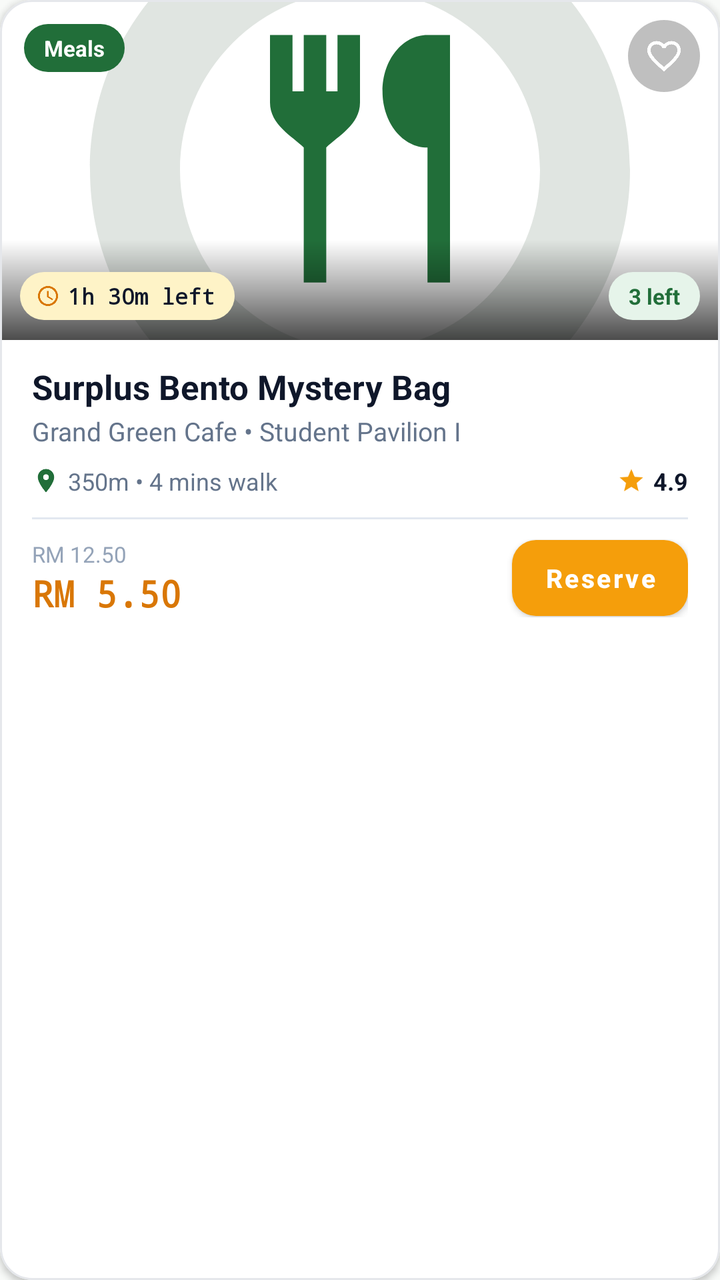
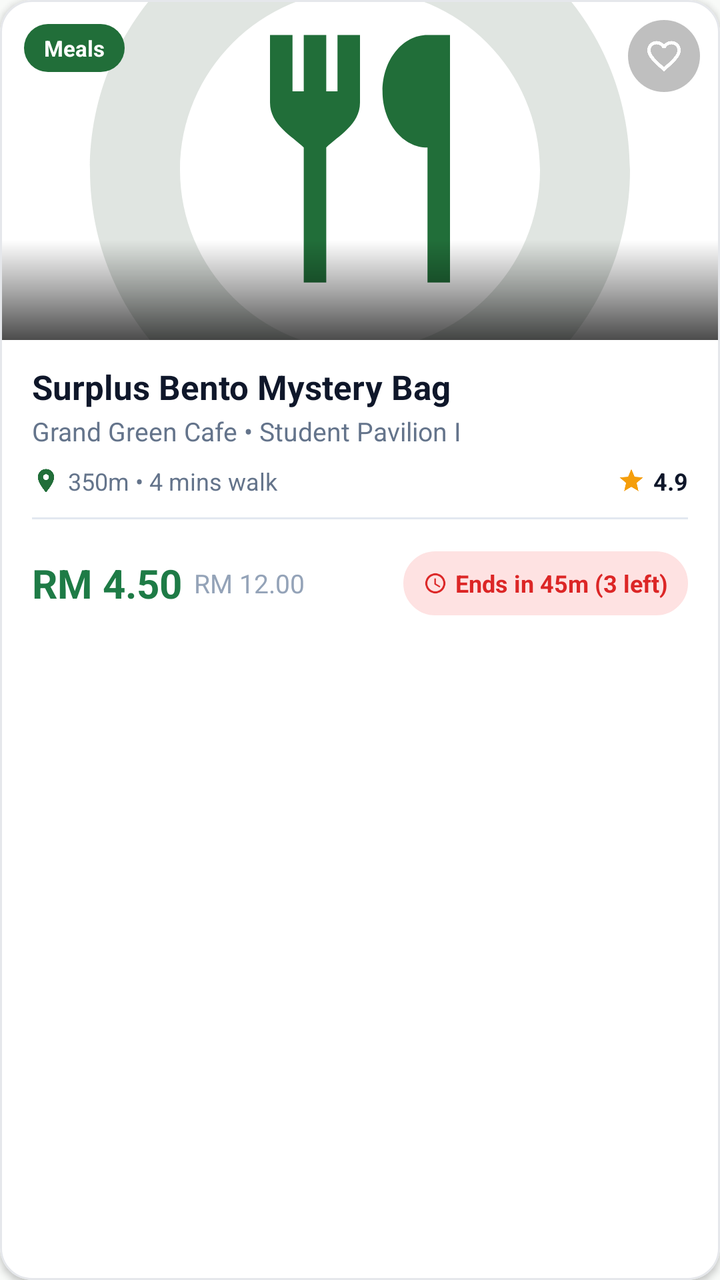

The first picture is an Android layout as it rendered before a commit; the second is the same layout after the commit. The layout source and the unified diff follow.
<!-- AndroidManifest.xml: application theme Theme.MAD_Group13_FoodHero -->
<!-- res/layout/item_listing_card.xml -->
<?xml version="1.0" encoding="utf-8"?>
<com.google.android.material.card.MaterialCardView xmlns:android="http://schemas.android.com/apk/res/android"
    xmlns:app="http://schemas.android.com/apk/res-auto"
    xmlns:tools="http://schemas.android.com/tools"
    style="@style/Widget.FoodHero.Card"
    android:layout_width="match_parent"
    android:layout_height="wrap_content"
    android:layout_marginStart="@dimen/spacing_16"
    android:layout_marginTop="@dimen/spacing_8"
    android:layout_marginEnd="@dimen/spacing_16"
    android:layout_marginBottom="@dimen/spacing_8"
    android:clickable="true"
    android:focusable="true">

    <LinearLayout
        android:layout_width="match_parent"
        android:layout_height="wrap_content"
        android:orientation="vertical">

        
        <FrameLayout
            android:layout_width="match_parent"
            android:layout_height="170dp">

            <ImageView
                android:id="@+id/iv_listing_image"
                android:layout_width="match_parent"
                android:layout_height="match_parent"
                android:contentDescription="@null"
                android:scaleType="centerCrop"
                android:src="@drawable/ic_food_placeholder" />

            
            <View
                android:layout_width="match_parent"
                android:layout_height="50dp"
                android:layout_gravity="bottom"
                android:background="@drawable/bg_gradient_scrim_bottom" />

            
            <TextView
                android:id="@+id/tv_category_badge"
                android:layout_width="wrap_content"
                android:layout_height="24dp"
                android:layout_gravity="top|start"
                android:layout_margin="@dimen/spacing_12"
                android:background="@drawable/bg_badge_pill"
                android:backgroundTint="@color/colorPrimary"
                android:gravity="center"
                android:paddingStart="@dimen/spacing_10"
                android:paddingEnd="@dimen/spacing_10"
                android:text="Meals"
                android:textColor="@color/white"
                android:textSize="11sp"
                android:textStyle="bold" />

            
            <ImageView
                android:id="@+id/btn_favourite"
                android:layout_width="36dp"
                android:layout_height="36dp"
                android:layout_gravity="top|end"
                android:layout_margin="@dimen/spacing_10"
                android:background="@drawable/bg_circle_container"
                android:backgroundTint="@color/scrim_pill_button"
                android:clickable="true"
                android:focusable="true"
                android:padding="8dp"
                android:contentDescription="Favourite"
                android:src="@drawable/ic_heart_outline"
                app:tint="@color/white" />

            
            <LinearLayout
                android:layout_width="wrap_content"
                android:layout_height="24dp"
                android:layout_gravity="bottom|start"
                android:layout_margin="@dimen/spacing_10"
                android:background="@drawable/bg_badge_pill"
                android:backgroundTint="@color/colorAccentContainer"
                android:gravity="center_vertical"
                android:orientation="horizontal"
                android:paddingStart="@dimen/spacing_8"
                android:paddingEnd="@dimen/spacing_10">

                <ImageView
                    android:layout_width="12dp"
                    android:layout_height="12dp"
                    android:contentDescription="@null"
                    android:src="@drawable/ic_clock"
                    app:tint="@color/colorAccentDark" />

                <TextView
                    android:id="@+id/tv_countdown"
                    android:layout_width="wrap_content"
                    android:layout_height="wrap_content"
                    android:layout_marginStart="@dimen/spacing_4"
                    android:fontFamily="monospace"
                    android:text="1h 30m left"
                    android:textColor="@color/colorTextPrimary"
                    android:textSize="11sp"
                    android:textStyle="bold" />
            </LinearLayout>

            
            <TextView
                android:id="@+id/tv_stock_badge"
                android:layout_width="wrap_content"
                android:layout_height="24dp"
                android:layout_gravity="bottom|end"
                android:layout_margin="@dimen/spacing_10"
                android:background="@drawable/bg_badge_pill"
                android:backgroundTint="@color/colorPrimaryContainer"
                android:gravity="center"
                android:paddingStart="@dimen/spacing_10"
                android:paddingEnd="@dimen/spacing_10"
                android:text="3 left"
                android:textColor="@color/colorPrimary"
                android:textSize="11sp"
                android:textStyle="bold" />
        </FrameLayout>

        
        <LinearLayout
            android:layout_width="match_parent"
            android:layout_height="wrap_content"
            android:orientation="vertical"
            android:paddingStart="@dimen/spacing_16"
            android:paddingTop="@dimen/spacing_12"
            android:paddingEnd="@dimen/spacing_16"
            android:paddingBottom="@dimen/spacing_16">

            
            <TextView
                android:id="@+id/tv_listing_title"
                android:layout_width="match_parent"
                android:layout_height="wrap_content"
                android:ellipsize="end"
                android:maxLines="1"
                android:text="Surplus Bento Mystery Bag"
                android:textColor="@color/colorTextPrimary"
                android:textSize="17sp"
                android:textStyle="bold" />

            <TextView
                android:id="@+id/tv_merchant_name"
                android:layout_width="match_parent"
                android:layout_height="wrap_content"
                android:layout_marginTop="2dp"
                android:ellipsize="end"
                android:maxLines="1"
                android:text="Grand Green Cafe • Student Pavilion I"
                android:textColor="@color/colorTextSecondary"
                android:textSize="@dimen/text_size_sub" />

            
            <LinearLayout
                android:layout_width="match_parent"
                android:layout_height="wrap_content"
                android:layout_marginTop="@dimen/spacing_8"
                android:gravity="center_vertical"
                android:orientation="horizontal">

                <ImageView
                    android:layout_width="14dp"
                    android:layout_height="14dp"
                    android:contentDescription="@null"
                    android:src="@drawable/ic_location"
                    app:tint="@color/colorPrimary" />

                <TextView
                    android:id="@+id/tv_distance"
                    android:layout_width="0dp"
                    android:layout_height="wrap_content"
                    android:layout_marginStart="@dimen/spacing_4"
                    android:layout_weight="1"
                    android:text="350m • 4 mins walk"
                    android:textColor="@color/colorTextSecondary"
                    android:textSize="@dimen/text_size_caption" />

                <ImageView
                    android:layout_width="14dp"
                    android:layout_height="14dp"
                    android:contentDescription="@null"
                    android:src="@drawable/ic_star" />

                <TextView
                    android:id="@+id/tv_rating"
                    android:layout_width="wrap_content"
                    android:layout_height="wrap_content"
                    android:layout_marginStart="@dimen/spacing_4"
                    android:text="4.9"
                    android:textColor="@color/colorTextPrimary"
                    android:textSize="@dimen/text_size_caption"
                    android:textStyle="bold" />
            </LinearLayout>

            <View
                android:layout_width="match_parent"
                android:layout_height="1dp"
                android:layout_marginTop="@dimen/spacing_10"
                android:layout_marginBottom="@dimen/spacing_10"
                android:background="@color/colorDivider" />

            
            <LinearLayout
                android:layout_width="match_parent"
                android:layout_height="wrap_content"
                android:gravity="center_vertical"
                android:orientation="horizontal">

                <LinearLayout
                    android:layout_width="0dp"
                    android:layout_height="wrap_content"
                    android:layout_weight="1"
                    android:orientation="vertical">

                    <TextView
                        android:id="@+id/tv_original_price"
                        android:layout_width="wrap_content"
                        android:layout_height="wrap_content"
                        android:text="RM 12.50"
                        android:textColor="@color/colorTextTertiary"
                        android:textSize="11sp" />

                    <TextView
                        android:id="@+id/tv_discounted_price"
                        android:layout_width="wrap_content"
                        android:layout_height="wrap_content"
                        android:fontFamily="monospace"
                        android:text="RM 5.50"
                        android:textColor="@color/colorAccentDark"
                        android:textSize="18sp"
                        android:textStyle="bold" />
                </LinearLayout>

                <com.google.android.material.button.MaterialButton
                    android:id="@+id/btn_reserve"
                    style="@style/Widget.FoodHero.Button.Accent"
                    android:layout_width="wrap_content"
                    android:layout_height="38dp"
                    android:paddingStart="@dimen/spacing_16"
                    android:paddingEnd="@dimen/spacing_16"
                    android:text="Reserve"
                    android:textSize="13sp" />
            </LinearLayout>
        </LinearLayout>
    </LinearLayout>
</com.google.android.material.card.MaterialCardView>
<!-- resources referenced by this layout -->
<resources>
  <color name="colorAccentContainer">#FEF3C7</color>
  <color name="colorAccentDark">#D97706</color>
  <color name="colorDivider">#E2E8F0</color>
  <color name="colorPrimary">#216E39</color>
  <color name="colorPrimaryContainer">#E6F4EA</color>
  <color name="colorTextPrimary">#0F172A</color>
  <color name="colorTextSecondary">#64748B</color>
  <color name="colorTextTertiary">#94A3B8</color>
  <color name="scrim_pill_button">#40000000</color>
  <color name="white">#FFFFFF</color>
  <dimen name="spacing_10">10dp</dimen>
  <dimen name="spacing_12">12dp</dimen>
  <dimen name="spacing_16">16dp</dimen>
  <dimen name="spacing_4">4dp</dimen>
  <dimen name="spacing_8">8dp</dimen>
  <dimen name="text_size_caption">12sp</dimen>
  <dimen name="text_size_sub">13sp</dimen>
  <!-- drawable bg_badge_pill (drawable) -->
  <?xml version="1.0" encoding="utf-8"?>
  <shape xmlns:android="http://schemas.android.com/apk/res/android"
      android:shape="rectangle">
      <corners android:radius="999dp" />
      <solid android:color="@color/colorPrimary" />
  </shape>
  <!-- drawable bg_circle_container (drawable) -->
  <?xml version="1.0" encoding="utf-8"?>
  <shape xmlns:android="http://schemas.android.com/apk/res/android"
      android:shape="oval">
      <solid android:color="@color/colorPrimaryContainer" />
  </shape>
  <!-- drawable bg_gradient_scrim_bottom (drawable) -->
  <?xml version="1.0" encoding="utf-8"?>
  <shape xmlns:android="http://schemas.android.com/apk/res/android">
      <gradient
          android:angle="90"
          android:startColor="#B3000000"
          android:centerColor="#55000000"
          android:endColor="#00000000"
          android:type="linear" />
  </shape>
  <!-- drawable ic_location (drawable) -->
  <vector xmlns:android="http://schemas.android.com/apk/res/android"
      android:width="24dp"
      android:height="24dp"
      android:viewportWidth="24"
      android:viewportHeight="24">
      <path
          android:fillColor="@color/colorPrimary"
          android:pathData="M12,2C8.13,2 5,5.13 5,9c0,5.25 7,13 7,13s7,-7.75 7,-13c0,-3.87 -3.13,-7 -7,-7zm0,9.5c-1.38,0 -2.5,-1.12 -2.5,-2.5s1.12,-2.5 2.5,-2.5 2.5,1.12 2.5,2.5 -1.12,2.5 -2.5,2.5z" />
  </vector>
  <!-- drawable ic_star (drawable) -->
  <vector xmlns:android="http://schemas.android.com/apk/res/android"
      android:width="24dp"
      android:height="24dp"
      android:viewportWidth="24"
      android:viewportHeight="24">
      <path
          android:fillColor="@color/colorAccent"
          android:pathData="M12,17.27L18.18,21l-1.64,-7.03L22,9.24l-7.19,-0.61L12,2 9.19,8.63 2,9.24l5.46,4.73L5.82,21z" />
  </vector>
  <style name="Widget.FoodHero.Button.Accent" parent="Widget.MaterialComponents.Button">
          <item name="backgroundTint">@color/colorAccent</item>
          <item name="android:textColor">@color/white</item>
          <item name="cornerRadius">@dimen/corner_button</item>
          <item name="android:minHeight">@dimen/button_height_primary</item>
          <item name="android:textSize">@dimen/text_size_action</item>
          <item name="android:textStyle">bold</item>
          <item name="android:insetTop">0dp</item>
          <item name="android:insetBottom">0dp</item>
          <item name="elevation">@dimen/elevation_card</item>
          <item name="android:textAllCaps">false</item>
      </style>
  <color name="colorAccent">#F59E0B</color>
  <dimen name="corner_button">12dp</dimen>
  <dimen name="button_height_primary">48dp</dimen>
  <dimen name="text_size_action">15sp</dimen>
  <dimen name="elevation_card">2dp</dimen>
  <dimen name="corner_card">16dp</dimen>
  <color name="colorSurface">#FFFFFF</color>
  <dimen name="elevation_card_elevated">4dp</dimen>
  <color name="colorCardBorder">#E5E7EB</color>
  <color name="colorPrimaryDark">#123C25</color>
  <color name="colorBackground">#F8FAF8</color>
  <color name="colorError">#DC2626</color>
  <!-- unchanged entries left out for length: 5 -->
</resources>

<!-- the commit's change to res/layout/item_listing_card.xml (unified diff, before → after) -->
@@ -76,30 +76,13 @@
                 android:layout_height="24dp"
                 android:layout_gravity="bottom|start"
                 android:layout_margin="@dimen/spacing_10"
-                android:background="@drawable/bg_badge_pill"
-                android:backgroundTint="@color/colorAccentContainer"
-                android:gravity="center_vertical"
-                android:orientation="horizontal"
-                android:paddingStart="@dimen/spacing_8"
-                android:paddingEnd="@dimen/spacing_10">
-
-                <ImageView
-                    android:layout_width="12dp"
-                    android:layout_height="12dp"
-                    android:contentDescription="@null"
-                    android:src="@drawable/ic_clock"
-                    app:tint="@color/colorAccentDark" />
+                android:visibility="gone">
 
                 <TextView
                     android:id="@+id/tv_countdown"
                     android:layout_width="wrap_content"
                     android:layout_height="wrap_content"
-                    android:layout_marginStart="@dimen/spacing_4"
-                    android:fontFamily="monospace"
-                    android:text="1h 30m left"
-                    android:textColor="@color/colorTextPrimary"
-                    android:textSize="11sp"
-                    android:textStyle="bold" />
+                    android:text="1h 30m left" />
             </LinearLayout>
 
             
@@ -109,15 +92,8 @@
                 android:layout_height="24dp"
                 android:layout_gravity="bottom|end"
                 android:layout_margin="@dimen/spacing_10"
-                android:background="@drawable/bg_badge_pill"
-                android:backgroundTint="@color/colorPrimaryContainer"
-                android:gravity="center"
-                android:paddingStart="@dimen/spacing_10"
-                android:paddingEnd="@dimen/spacing_10"
-                android:text="3 left"
-                android:textColor="@color/colorPrimary"
-                android:textSize="11sp"
-                android:textStyle="bold" />
+                android:visibility="gone"
+                android:text="3 left" />
         </FrameLayout>
 
         
@@ -203,47 +179,80 @@
                 android:background="@color/colorDivider" />
 
             
-            <LinearLayout
-                android:layout_width="match_parent"
-                android:layout_height="wrap_content"
-                android:gravity="center_vertical"
-                android:orientation="horizontal">
+            <RelativeLayout
+                android:layout_width="match_parent"
+                android:layout_height="wrap_content"
+                android:layout_marginTop="@dimen/spacing_6">
 
                 <LinearLayout
-                    android:layout_width="0dp"
-                    android:layout_height="wrap_content"
-                    android:layout_weight="1"
-                    android:orientation="vertical">
+                    android:id="@+id/layout_price_group"
+                    android:layout_width="wrap_content"
+                    android:layout_height="wrap_content"
+                    android:layout_alignParentStart="true"
+                    android:layout_centerVertical="true"
+                    android:layout_toStartOf="@id/layout_urgent_pill"
+                    android:gravity="center_vertical"
+                    android:orientation="horizontal">
+
+                    <TextView
+                        android:id="@+id/tv_discounted_price"
+                        android:layout_width="wrap_content"
+                        android:layout_height="wrap_content"
+                        android:singleLine="true"
+                        android:text="RM 4.50"
+                        android:textColor="@color/colorBrandPrice"
+                        android:textSize="20sp"
+                        android:textStyle="bold" />
 
                     <TextView
                         android:id="@+id/tv_original_price"
                         android:layout_width="wrap_content"
                         android:layout_height="wrap_content"
-                        android:text="RM 12.50"
+                        android:layout_marginStart="6dp"
+                        android:singleLine="true"
+                        android:text="RM 12.00"
                         android:textColor="@color/colorTextTertiary"
-                        android:textSize="11sp" />
+                        android:textSize="13sp" />
+                </LinearLayout>
+
+                
+                <LinearLayout
+                    android:id="@+id/layout_urgent_pill"
+                    android:layout_width="wrap_content"
+                    android:layout_height="32dp"
+                    android:layout_alignParentEnd="true"
+                    android:layout_centerVertical="true"
+                    android:background="@drawable/bg_pill_chip_inactive"
+                    android:backgroundTint="@color/colorPillUrgentBg"
+                    android:gravity="center_vertical"
+                    android:orientation="horizontal"
+                    android:paddingHorizontal="10dp">
+
+                    <ImageView
+                        android:layout_width="12dp"
+                        android:layout_height="12dp"
+                        android:src="@drawable/ic_clock"
+                        app:tint="@color/colorPillUrgentText"
+                        android:contentDescription="@null" />
 
                     <TextView
-                        android:id="@+id/tv_discounted_price"
+                        android:id="@+id/tv_urgent_label"
                         android:layout_width="wrap_content"
                         android:layout_height="wrap_content"
-                        android:fontFamily="monospace"
-                        android:text="RM 5.50"
-                        android:textColor="@color/colorAccentDark"
-                        android:textSize="18sp"
+                        android:layout_marginStart="4dp"
+                        android:singleLine="true"
+                        android:text="Ends in 45m (3 left)"
+                        android:textColor="@color/colorPillUrgentText"
+                        android:textSize="12sp"
                         android:textStyle="bold" />
                 </LinearLayout>
 
                 <com.google.android.material.button.MaterialButton
                     android:id="@+id/btn_reserve"
-                    style="@style/Widget.FoodHero.Button.Accent"
-                    android:layout_width="wrap_content"
-                    android:layout_height="38dp"
-                    android:paddingStart="@dimen/spacing_16"
-                    android:paddingEnd="@dimen/spacing_16"
-                    android:text="Reserve"
-                    android:textSize="13sp" />
-            </LinearLayout>
+                    android:layout_width="wrap_content"
+                    android:layout_height="wrap_content"
+                    android:visibility="gone" />
+            </RelativeLayout>
         </LinearLayout>
     </LinearLayout>
 </com.google.android.material.card.MaterialCardView>
<!-- resource entries referenced after the edit -->
@@ -1,10 +1,13 @@
 <!-- resources referenced by this layout -->
 <resources>
+  <color name="colorBrandPrice">#1E7B46</color>
   <color name="colorAccentContainer">#FEF3C7</color>
-  <color name="colorAccentDark">#D97706</color>
   <color name="colorDivider">#E2E8F0</color>
+  <color name="colorPillUrgentBg">#FEE2E2</color>
+  <color name="colorPillUrgentText">#DC2626</color>
   <color name="colorPrimary">#216E39</color>
   <color name="colorPrimaryContainer">#E6F4EA</color>
+  <color name="colorSurfaceVariant">#F1F5F2</color>
   <color name="colorTextPrimary">#0F172A</color>
   <color name="colorTextSecondary">#64748B</color>
   <color name="colorTextTertiary">#94A3B8</color>
@@ -14,6 +17,7 @@
   <dimen name="spacing_12">12dp</dimen>
   <dimen name="spacing_16">16dp</dimen>
   <dimen name="spacing_4">4dp</dimen>
+  <dimen name="spacing_6">6dp</dimen>
   <dimen name="spacing_8">8dp</dimen>
   <dimen name="text_size_caption">12sp</dimen>
   <dimen name="text_size_sub">13sp</dimen>
@@ -40,6 +44,16 @@
           android:endColor="#00000000"
           android:type="linear" />
   </shape>
+  <!-- drawable bg_pill_chip_inactive (drawable) -->
+  <?xml version="1.0" encoding="utf-8"?>
+  <shape xmlns:android="http://schemas.android.com/apk/res/android"
+      android:shape="rectangle">
+      <corners android:radius="20dp" />
+      <solid android:color="@color/colorSurfaceVariant" />
+      <stroke
+          android:width="1dp"
+          android:color="@color/colorCardBorder" />
+  </shape>
   <!-- drawable ic_location (drawable) -->
   <vector xmlns:android="http://schemas.android.com/apk/res/android"
       android:width="24dp"
@@ -60,22 +74,7 @@
           android:fillColor="@color/colorAccent"
           android:pathData="M12,17.27L18.18,21l-1.64,-7.03L22,9.24l-7.19,-0.61L12,2 9.19,8.63 2,9.24l5.46,4.73L5.82,21z" />
   </vector>
-  <style name="Widget.FoodHero.Button.Accent" parent="Widget.MaterialComponents.Button">
-          <item name="backgroundTint">@color/colorAccent</item>
-          <item name="android:textColor">@color/white</item>
-          <item name="cornerRadius">@dimen/corner_button</item>
-          <item name="android:minHeight">@dimen/button_height_primary</item>
-          <item name="android:textSize">@dimen/text_size_action</item>
-          <item name="android:textStyle">bold</item>
-          <item name="android:insetTop">0dp</item>
-          <item name="android:insetBottom">0dp</item>
-          <item name="elevation">@dimen/elevation_card</item>
-          <item name="android:textAllCaps">false</item>
-      </style>
   <color name="colorAccent">#F59E0B</color>
-  <dimen name="corner_button">12dp</dimen>
-  <dimen name="button_height_primary">48dp</dimen>
-  <dimen name="text_size_action">15sp</dimen>
   <dimen name="elevation_card">2dp</dimen>
   <dimen name="corner_card">16dp</dimen>
   <color name="colorSurface">#FFFFFF</color>
